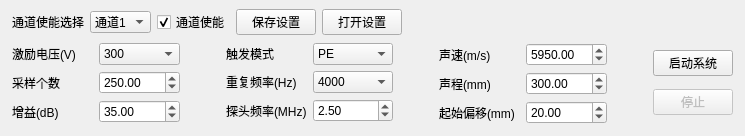
This is Ui/ParaSetWidget.ui in lishuaiyuan1990/Zynq as Qt 5 draws it before an edit. The edited form follows.
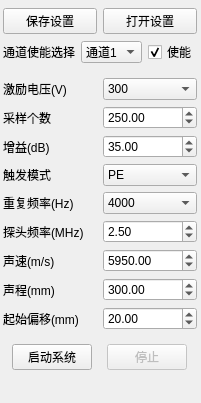
This is the edited form.

Commit message: 多通道全绘制初步

Patch:
```diff
--- a/Ui/ParaSetWidget.ui
+++ b/Ui/ParaSetWidget.ui
@@ -6,8 +6,8 @@
    <rect>
     <x>0</x>
     <y>0</y>
-    <width>745</width>
-    <height>136</height>
+    <width>201</width>
+    <height>403</height>
    </rect>
   </property>
   <property name="windowTitle">
@@ -16,118 +16,15 @@
   <widget class="QWidget" name="layoutWidget">
    <property name="geometry">
     <rect>
-     <x>12</x>
-     <y>7</y>
-     <width>721</width>
-     <height>119</height>
+     <x>0</x>
+     <y>0</y>
+     <width>201</width>
+     <height>381</height>
     </rect>
    </property>
-   <layout class="QGridLayout" name="gridLayout_5">
-    <item row="0" column="0">
-     <layout class="QHBoxLayout" name="horizontalLayout_12">
-      <item>
-       <layout class="QHBoxLayout" name="horizontalLayout_11">
-        <item>
-         <layout class="QHBoxLayout" name="horizontalLayout">
-          <item>
-           <widget class="QLabel" name="label">
-            <property name="text">
-             <string>通道使能选择</string>
-            </property>
-           </widget>
-          </item>
-          <item>
-           <widget class="QComboBox" name="m_chanNo">
-            <item>
-             <property name="text">
-              <string>通道1</string>
-             </property>
-            </item>
-            <item>
-             <property name="text">
-              <string>通道2</string>
-             </property>
-            </item>
-            <item>
-             <property name="text">
-              <string>通道3</string>
-             </property>
-            </item>
-            <item>
-             <property name="text">
-              <string>通道4</string>
-             </property>
-            </item>
-            <item>
-             <property name="text">
-              <string>通道5</string>
-             </property>
-            </item>
-            <item>
-             <property name="text">
-              <string>通道6</string>
-             </property>
-            </item>
-            <item>
-             <property name="text">
-              <string>通道7</string>
-             </property>
-            </item>
-            <item>
-             <property name="text">
-              <string>通道8</string>
-             </property>
-            </item>
-           </widget>
-          </item>
-         </layout>
-        </item>
-        <item>
-         <widget class="QCheckBox" name="m_chanChecked">
-          <property name="text">
-           <string>通道使能</string>
-          </property>
-          <property name="checked">
-           <bool>true</bool>
-          </property>
-         </widget>
-        </item>
-       </layout>
-      </item>
-      <item>
-       <widget class="QPushButton" name="m_saveSettingBtn">
-        <property name="text">
-         <string>保存设置</string>
-        </property>
-       </widget>
-      </item>
-      <item>
-       <widget class="QPushButton" name="m_openSettingBtn">
-        <property name="text">
-         <string>打开设置</string>
-        </property>
-       </widget>
-      </item>
-      <item>
-       <spacer name="horizontalSpacer">
-        <property name="orientation">
-         <enum>Qt::Horizontal</enum>
-        </property>
-        <property name="sizeHint" stdset="0">
-         <size>
-          <width>40</width>
-          <height>20</height>
-         </size>
-        </property>
-       </spacer>
-      </item>
-      <item>
-       <layout class="QHBoxLayout" name="horizontalLayout_14"/>
-      </item>
-     </layout>
-    </item>
+   <layout class="QGridLayout" name="gridLayout_6">
     <item row="1" column="0">
-     <layout class="QGridLayout" name="gridLayout_4">
+     <layout class="QGridLayout" name="gridLayout_5">
       <item row="0" column="0">
        <layout class="QGridLayout" name="gridLayout">
         <item row="0" column="0">
@@ -223,122 +120,7 @@
         </item>
        </layout>
       </item>
-      <item row="0" column="4">
-       <layout class="QGridLayout" name="gridLayout_3">
-        <item row="0" column="0">
-         <layout class="QHBoxLayout" name="horizontalLayout_9">
-          <item>
-           <widget class="QLabel" name="label_8">
-            <property name="text">
-             <string>声速(m/s)</string>
-            </property>
-           </widget>
-          </item>
-          <item>
-           <widget class="QDoubleSpinBox" name="m_sonicV">
-            <property name="minimum">
-             <double>300.000000000000000</double>
-            </property>
-            <property name="maximum">
-             <double>10000.000000000000000</double>
-            </property>
-            <property name="singleStep">
-             <double>10.000000000000000</double>
-            </property>
-            <property name="value">
-             <double>5950.000000000000000</double>
-            </property>
-           </widget>
-          </item>
-         </layout>
-        </item>
-        <item row="1" column="0">
-         <layout class="QHBoxLayout" name="horizontalLayout_5">
-          <item>
-           <widget class="QLabel" name="label_7">
-            <property name="text">
-             <string>声程(mm)</string>
-            </property>
-           </widget>
-          </item>
-          <item>
-           <widget class="QDoubleSpinBox" name="m_sonicPD">
-            <property name="minimum">
-             <double>10.000000000000000</double>
-            </property>
-            <property name="maximum">
-             <double>3000.000000000000000</double>
-            </property>
-            <property name="singleStep">
-             <double>10.000000000000000</double>
-            </property>
-            <property name="value">
-             <double>300.000000000000000</double>
-            </property>
-           </widget>
-          </item>
-         </layout>
-        </item>
-        <item row="2" column="0">
-         <layout class="QHBoxLayout" name="horizontalLayout_6">
-          <item>
-           <widget class="QLabel" name="label_9">
-            <property name="text">
-             <string>起始偏移(mm)</string>
-            </property>
-           </widget>
-          </item>
-          <item>
-           <widget class="QDoubleSpinBox" name="m_offset">
-            <property name="maximum">
-             <double>1000.000000000000000</double>
-            </property>
-            <property name="singleStep">
-             <double>10.000000000000000</double>
-            </property>
-            <property name="value">
-             <double>20.000000000000000</double>
-            </property>
-           </widget>
-          </item>
-         </layout>
-        </item>
-       </layout>
-      </item>
-      <item row="0" column="6">
-       <layout class="QVBoxLayout" name="verticalLayout">
-        <item>
-         <widget class="QPushButton" name="m_openSysBtn">
-          <property name="sizePolicy">
-           <sizepolicy hsizetype="Maximum" vsizetype="Fixed">
-            <horstretch>0</horstretch>
-            <verstretch>0</verstretch>
-           </sizepolicy>
-          </property>
-          <property name="text">
-           <string>启动系统</string>
-          </property>
-         </widget>
-        </item>
-        <item>
-         <widget class="QPushButton" name="m_stopSysBtn">
-          <property name="enabled">
-           <bool>false</bool>
-          </property>
-          <property name="sizePolicy">
-           <sizepolicy hsizetype="Maximum" vsizetype="Fixed">
-            <horstretch>0</horstretch>
-            <verstretch>0</verstretch>
-           </sizepolicy>
-          </property>
-          <property name="text">
-           <string>停止</string>
-          </property>
-         </widget>
-        </item>
-       </layout>
-      </item>
-      <item row="0" column="2">
+      <item row="1" column="0">
        <layout class="QGridLayout" name="gridLayout_2">
         <item row="0" column="0">
          <layout class="QHBoxLayout" name="horizontalLayout_2">
@@ -472,53 +254,211 @@
         </item>
        </layout>
       </item>
-      <item row="0" column="3">
-       <spacer name="horizontalSpacer_4">
-        <property name="orientation">
-         <enum>Qt::Horizontal</enum>
-        </property>
-        <property name="sizeType">
-         <enum>QSizePolicy::Minimum</enum>
-        </property>
-        <property name="sizeHint" stdset="0">
-         <size>
-          <width>40</width>
-          <height>20</height>
-         </size>
-        </property>
-       </spacer>
+      <item row="2" column="0">
+       <layout class="QGridLayout" name="gridLayout_3">
+        <item row="0" column="0">
+         <layout class="QHBoxLayout" name="horizontalLayout_9">
+          <item>
+           <widget class="QLabel" name="label_8">
+            <property name="text">
+             <string>声速(m/s)</string>
+            </property>
+           </widget>
+          </item>
+          <item>
+           <widget class="QDoubleSpinBox" name="m_sonicV">
+            <property name="minimum">
+             <double>300.000000000000000</double>
+            </property>
+            <property name="maximum">
+             <double>10000.000000000000000</double>
+            </property>
+            <property name="singleStep">
+             <double>10.000000000000000</double>
+            </property>
+            <property name="value">
+             <double>5950.000000000000000</double>
+            </property>
+           </widget>
+          </item>
+         </layout>
+        </item>
+        <item row="1" column="0">
+         <layout class="QHBoxLayout" name="horizontalLayout_5">
+          <item>
+           <widget class="QLabel" name="label_7">
+            <property name="text">
+             <string>声程(mm)</string>
+            </property>
+           </widget>
+          </item>
+          <item>
+           <widget class="QDoubleSpinBox" name="m_sonicPD">
+            <property name="minimum">
+             <double>10.000000000000000</double>
+            </property>
+            <property name="maximum">
+             <double>3000.000000000000000</double>
+            </property>
+            <property name="singleStep">
+             <double>10.000000000000000</double>
+            </property>
+            <property name="value">
+             <double>300.000000000000000</double>
+            </property>
+           </widget>
+          </item>
+         </layout>
+        </item>
+        <item row="2" column="0">
+         <layout class="QHBoxLayout" name="horizontalLayout_6">
+          <item>
+           <widget class="QLabel" name="label_9">
+            <property name="text">
+             <string>起始偏移(mm)</string>
+            </property>
+           </widget>
+          </item>
+          <item>
+           <widget class="QDoubleSpinBox" name="m_offset">
+            <property name="maximum">
+             <double>1000.000000000000000</double>
+            </property>
+            <property name="singleStep">
+             <double>10.000000000000000</double>
+            </property>
+            <property name="value">
+             <double>20.000000000000000</double>
+            </property>
+           </widget>
+          </item>
+         </layout>
+        </item>
+       </layout>
       </item>
-      <item row="0" column="5">
-       <spacer name="horizontalSpacer_3">
-        <property name="orientation">
-         <enum>Qt::Horizontal</enum>
+     </layout>
+    </item>
+    <item row="0" column="0">
+     <layout class="QGridLayout" name="gridLayout_4">
+      <item row="0" column="0">
+       <layout class="QHBoxLayout" name="horizontalLayout_12">
+        <item>
+         <widget class="QPushButton" name="m_saveSettingBtn">
+          <property name="text">
+           <string>保存设置</string>
+          </property>
+         </widget>
+        </item>
+        <item>
+         <widget class="QPushButton" name="m_openSettingBtn">
+          <property name="text">
+           <string>打开设置</string>
+          </property>
+         </widget>
+        </item>
+       </layout>
+      </item>
+      <item row="1" column="0">
+       <layout class="QHBoxLayout" name="horizontalLayout_11">
+        <item>
+         <layout class="QHBoxLayout" name="horizontalLayout">
+          <item>
+           <widget class="QLabel" name="label">
+            <property name="text">
+             <string>通道使能选择</string>
+            </property>
+           </widget>
+          </item>
+          <item>
+           <widget class="QComboBox" name="m_chanNo">
+            <item>
+             <property name="text">
+              <string>通道1</string>
+             </property>
+            </item>
+            <item>
+             <property name="text">
+              <string>通道2</string>
+             </property>
+            </item>
+            <item>
+             <property name="text">
+              <string>通道3</string>
+             </property>
+            </item>
+            <item>
+             <property name="text">
+              <string>通道4</string>
+             </property>
+            </item>
+            <item>
+             <property name="text">
+              <string>通道5</string>
+             </property>
+            </item>
+            <item>
+             <property name="text">
+              <string>通道6</string>
+             </property>
+            </item>
+            <item>
+             <property name="text">
+              <string>通道7</string>
+             </property>
+            </item>
+            <item>
+             <property name="text">
+              <string>通道8</string>
+             </property>
+            </item>
+           </widget>
+          </item>
+         </layout>
+        </item>
+        <item>
+         <widget class="QCheckBox" name="m_chanChecked">
+          <property name="text">
+           <string>使能</string>
+          </property>
+          <property name="checked">
+           <bool>true</bool>
+          </property>
+         </widget>
+        </item>
+       </layout>
+      </item>
+     </layout>
+    </item>
+    <item row="2" column="0">
+     <layout class="QHBoxLayout" name="horizontalLayout_13">
+      <item>
+       <widget class="QPushButton" name="m_openSysBtn">
+        <property name="sizePolicy">
+         <sizepolicy hsizetype="Maximum" vsizetype="Fixed">
+          <horstretch>0</horstretch>
+          <verstretch>0</verstretch>
+         </sizepolicy>
         </property>
-        <property name="sizeType">
-         <enum>QSizePolicy::Minimum</enum>
+        <property name="text">
+         <string>启动系统</string>
         </property>
-        <property name="sizeHint" stdset="0">
-         <size>
-          <width>40</width>
-          <height>20</height>
-         </size>
-        </property>
-       </spacer>
+       </widget>
       </item>
-      <item row="0" column="1">
-       <spacer name="horizontalSpacer_5">
-        <property name="orientation">
-         <enum>Qt::Horizontal</enum>
+      <item>
+       <widget class="QPushButton" name="m_stopSysBtn">
+        <property name="enabled">
+         <bool>false</bool>
         </property>
-        <property name="sizeType">
-         <enum>QSizePolicy::Minimum</enum>
+        <property name="sizePolicy">
+         <sizepolicy hsizetype="Maximum" vsizetype="Fixed">
+          <horstretch>0</horstretch>
+          <verstretch>0</verstretch>
+         </sizepolicy>
         </property>
-        <property name="sizeHint" stdset="0">
-         <size>
-          <width>40</width>
-          <height>20</height>
-         </size>
+        <property name="text">
+         <string>停止</string>
         </property>
-       </spacer>
+       </widget>
       </item>
      </layout>
     </item>
```
The commit also changes 15 other files.
